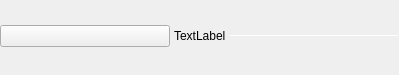
Qt form ui/subsection_separator.ui (thatliuser/scopy) before a commit.
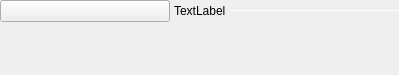
The same form after that commit.

The edit to the form file:
```diff
--- a/ui/subsection_separator.ui
+++ b/ui/subsection_separator.ui
@@ -47,7 +47,7 @@
       <number>0</number>
      </property>
      <property name="topMargin">
-      <number>25</number>
+      <number>0</number>
      </property>
      <property name="bottomMargin">
       <number>15</number>
```
